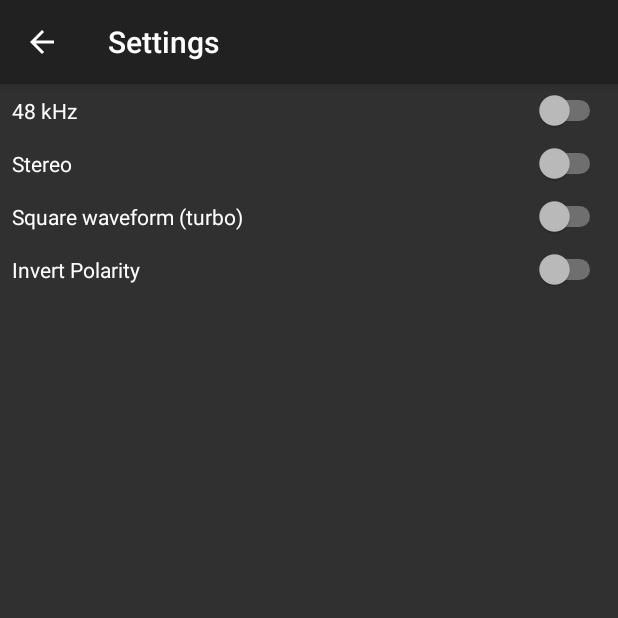
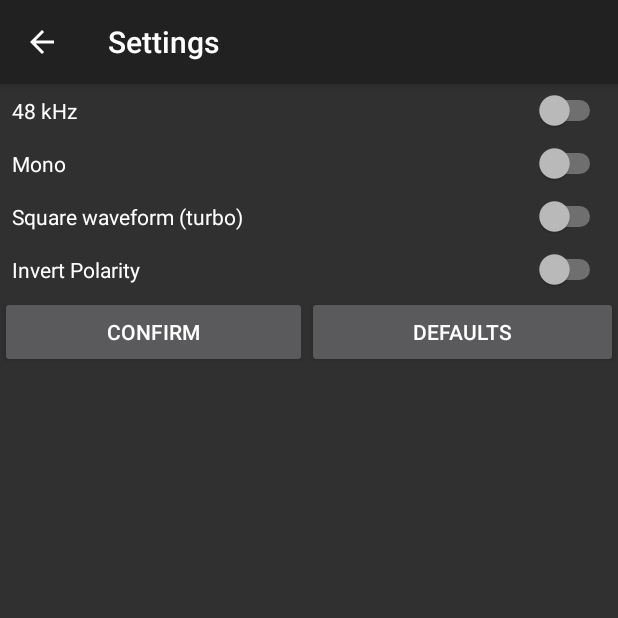
Before and after one commit to baktragh/CAS2Audio, an Android app: the screen it shows after launch (SettingsActivity), after a tap on "SETTINGS...", on a phone screen of 412 x 824 dp, the top half of it. Run offline under Robolectric (Android 15) with nearby library versions, the phone set to English and light mode, and no system bars; libraries missing offline, so code that uses them is left out: com.obsez.android; 2 other taps on this screen came first.

Commit message:
Make User Settings a separate activity (take 4, data exchange between activities) Redo URI processing for recent items Change layout of the main activity Allow clearing of the history

```diff
--- a/app/src/main/java/com/baktra/cas2audio/InstructionStream.java
+++ b/app/src/main/java/com/baktra/cas2audio/InstructionStream.java
@@ -2,7 +2,6 @@ package com.baktra.cas2audio;
 
 /**
  * Auto-growing storage for integers
- *
  */
 class InstructionStream {
 
--- a/app/src/main/java/com/baktra/cas2audio/TapeImageProcessor.java
+++ b/app/src/main/java/com/baktra/cas2audio/TapeImageProcessor.java
@@ -55,7 +55,6 @@ public class TapeImageProcessor {
         is.add(SignalGenerator.INSTR_END);
         return is.getInstructions();
     }
-
 
 
     private void addInstructionsForChunk(InstructionStream is, TapeImageChunk chunk) throws Exception {
--- a/app/src/main/java/com/baktra/cas2audio/UserSettings.java
+++ b/app/src/main/java/com/baktra/cas2audio/UserSettings.java
@@ -4,12 +4,12 @@ import android.content.SharedPreferences;
 
 import java.io.Serializable;
 
-public class UserSettings implements Serializable {
+class UserSettings implements Serializable {
 
-    private boolean doMono=false;
-    private boolean do48kHz=false;
-    private boolean doSquareWave=false;
-    private boolean doInvertPolarity=false;
+    private boolean doMono = false;
+    private boolean do48kHz = false;
+    private boolean doSquareWave = false;
+    private boolean doInvertPolarity = false;
 
     public UserSettings(final boolean doMono, final boolean do48kHz, final boolean doSquareWave, final boolean doInvertPolarity) {
         this.doMono = doMono;
@@ -57,22 +57,26 @@ public class UserSettings implements Serializable {
     public static UserSettings createFromPersistentStorage(SharedPreferences sPref) {
         UserSettings s = new UserSettings();
 
-        s.do48kHz = sPref.getBoolean("c2a_48kHz",false);
-        s.doMono = sPref.getBoolean("c2a_mono",false);
-        s.doSquareWave=sPref.getBoolean("c2a_square",false);
-        s.doInvertPolarity=sPref.getBoolean("c2a_invert_pulses",false);
+        s.do48kHz = sPref.getBoolean("c2a_48kHz", false);
+        s.doMono = sPref.getBoolean("c2a_mono", false);
+        s.doSquareWave = sPref.getBoolean("c2a_square", false);
+        s.doInvertPolarity = sPref.getBoolean("c2a_invert_pulses", false);
 
         return s;
     }
 
-    public static void flushToPersistentStorage(UserSettings s,SharedPreferences  sPref) {
+    protected static void flushToPersistentStorage(UserSettings s, SharedPreferences sPref) {
 
         SharedPreferences.Editor editor = sPref.edit();
-        editor.putBoolean("c2a_48kHz",s.do48kHz);
-        editor.putBoolean("c2a_mono",s.doMono);
-        editor.putBoolean("c2a_square",s.doSquareWave);
-        editor.putBoolean("c2a_invert_pulses",s.doInvertPolarity);
+        editor.putBoolean("c2a_48kHz", s.do48kHz);
+        editor.putBoolean("c2a_mono", s.doMono);
+        editor.putBoolean("c2a_square", s.doSquareWave);
+        editor.putBoolean("c2a_invert_pulses", s.doInvertPolarity);
         editor.apply();
+    }
+
+    public String toString() {
+        return "Settings:" + do48kHz + "," + doMono + "," + doSquareWave + "," + doInvertPolarity;
 
     }
 }
--- a/app/src/main/res/layout/activity_settings.xml
+++ b/app/src/main/res/layout/activity_settings.xml
@@ -21,7 +21,7 @@
             android:layout_height="wrap_content"
             android:checked="true"
             android:padding="8dp"
-            android:text="@string/lbl_stereo" />
+            android:text="@string/lbl_mono" />
 
         <Switch
             android:id="@+id/swSquareWave"
@@ -36,5 +36,27 @@
             android:layout_height="wrap_content"
             android:padding="8dp"
             android:text="@string/lbl_invert_polarity" />
+
+        <LinearLayout
+            android:layout_width="match_parent"
+            android:layout_height="match_parent"
+            android:orientation="horizontal">
+
+            <Button
+                android:id="@+id/btnConfirm"
+                android:layout_width="wrap_content"
+                android:layout_height="wrap_content"
+                android:layout_weight="1"
+                android:onClick="onConfirm"
+                android:text="@string/btn_confirm" />
+
+            <Button
+                android:id="@+id/btnReset"
+                android:layout_width="wrap_content"
+                android:layout_height="wrap_content"
+                android:layout_weight="1"
+                android:onClick="onDefaults"
+                android:text="@string/btn_defaults" />
+        </LinearLayout>
     </LinearLayout>
 </androidx.constraintlayout.widget.ConstraintLayout>
--- a/app/src/main/res/values/strings.xml
+++ b/app/src/main/res/values/strings.xml
@@ -4,7 +4,7 @@
     <string name="btn_play">PLAY</string>
     <string name="btn_stop">STOP</string>
     <string name="lbl_square">Square waveform (turbo)</string>
-    <string name="lbl_stereo">Stereo</string>
+    <string name="lbl_mono">Mono</string>
     <string name="lbl_48kHz">48 kHz</string>
     <string name="lbl_amplitude">Amplitude:</string>
     <string name="lbl_app_title">CAS2Audio</string>
@@ -21,5 +21,8 @@
     <string name="lbl_invert_polarity">Invert Polarity</string>
     <string name="btn_settings">Settings...</string>
     <string name="title_activity_settings">Settings</string>
+    <string name="btn_confirm">Confirm</string>
+    <string name="btn_defaults">Defaults</string>
+    <string name="btn_clear_history">Clear history</string>
 
 </resources>
```
Also changed, not shown: app/src/main/AndroidManifest.xml (+2 -5 lines), app/src/main/java/com/baktra/cas2audio/MainActivity.java (+85 -54 lines), app/src/main/java/com/baktra/cas2audio/RecentItem.java (+11 -14 lines), app/src/main/java/com/baktra/cas2audio/SettingsActivity.java (+9 -6 lines), app/src/main/java/com/baktra/cas2audio/Utils.java (+2 -9 lines), app/src/main/res/layout/activity_main.xml (+44 -25 lines), 2 other files.
